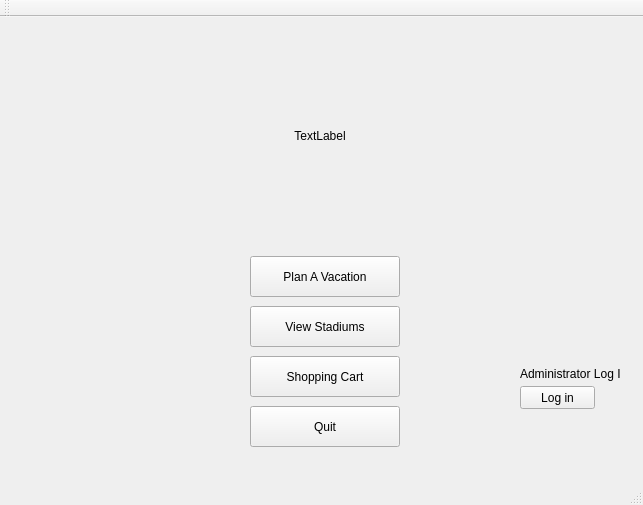
trucnguyen76/CS1D---Project-2, file Stadium_Trip/mainwindow.ui: the form before one commit.
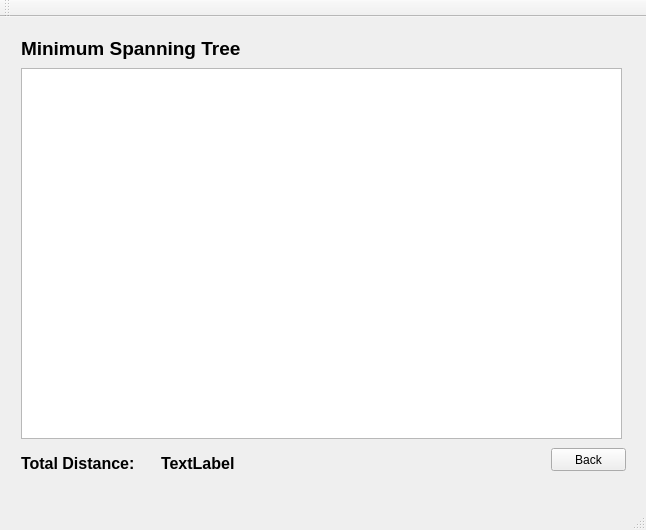
The form after the commit. The open tabs and pages were chosen to show the change.

Patch:
```diff
--- a/Stadium_Trip/mainwindow.ui
+++ b/Stadium_Trip/mainwindow.ui
@@ -6,8 +6,8 @@
    <rect>
     <x>0</x>
     <y>0</y>
-    <width>643</width>
-    <height>505</height>
+    <width>646</width>
+    <height>530</height>
    </rect>
   </property>
   <property name="acceptDrops">
@@ -17,15 +17,9 @@
    <string>MainWindow</string>
   </property>
   <widget class="QWidget" name="centralWidget">
+   <layout class="QVBoxLayout" name="verticalLayout">
+    <item>
    <widget class="QStackedWidget" name="stackedWidget">
-    <property name="geometry">
-     <rect>
-      <x>0</x>
-      <y>-1</y>
-      <width>641</width>
-      <height>451</height>
-     </rect>
-    </property>
     <property name="currentIndex">
      <number>0</number>
     </property>
@@ -842,6 +836,97 @@
       </property>
      </widget>
     </widget>
+      <widget class="QWidget" name="MSTPage">
+       <widget class="QTableWidget" name="mstTable">
+        <property name="geometry">
+         <rect>
+          <x>10</x>
+          <y>40</y>
+          <width>601</width>
+          <height>371</height>
+         </rect>
+        </property>
+        <property name="editTriggers">
+         <set>QAbstractItemView::NoEditTriggers</set>
+        </property>
+        <property name="sortingEnabled">
+         <bool>true</bool>
+        </property>
+       </widget>
+       <widget class="QPushButton" name="pushButton_16">
+        <property name="geometry">
+         <rect>
+          <x>540</x>
+          <y>420</y>
+          <width>75</width>
+          <height>23</height>
+         </rect>
+        </property>
+        <property name="text">
+         <string>Back</string>
+        </property>
+       </widget>
+       <widget class="QLabel" name="label_6">
+        <property name="geometry">
+         <rect>
+          <x>10</x>
+          <y>410</y>
+          <width>141</width>
+          <height>51</height>
+         </rect>
+        </property>
+        <property name="font">
+         <font>
+          <pointsize>12</pointsize>
+          <weight>75</weight>
+          <bold>true</bold>
+         </font>
+        </property>
+        <property name="text">
+         <string>Total Distance:</string>
+        </property>
+       </widget>
+       <widget class="QLabel" name="label_7">
+        <property name="geometry">
+         <rect>
+          <x>150</x>
+          <y>410</y>
+          <width>101</width>
+          <height>51</height>
+         </rect>
+        </property>
+        <property name="font">
+         <font>
+          <pointsize>12</pointsize>
+          <weight>75</weight>
+          <bold>true</bold>
+         </font>
+        </property>
+        <property name="text">
+         <string>TextLabel</string>
+        </property>
+       </widget>
+       <widget class="QLabel" name="label_11">
+        <property name="geometry">
+         <rect>
+          <x>10</x>
+          <y>0</y>
+          <width>291</width>
+          <height>41</height>
+         </rect>
+        </property>
+        <property name="font">
+         <font>
+          <pointsize>14</pointsize>
+          <weight>75</weight>
+          <bold>true</bold>
+         </font>
+        </property>
+        <property name="text">
+         <string>Minimum Spanning Tree</string>
+        </property>
+       </widget>
+      </widget>
     <widget class="QWidget" name="shortestfromAngelPage">
      <widget class="QTextBrowser" name="textBrowser">
       <property name="geometry">
@@ -1003,6 +1088,8 @@
      </widget>
     </widget>
    </widget>
+    </item>
+   </layout>
   </widget>
   <widget class="QMenuBar" name="menuBar">
    <property name="geometry">
```
Left out of the diff: 106 changed lines with no effect on the pictures. Lines whose indentation alone changed are shown as unchanged.
